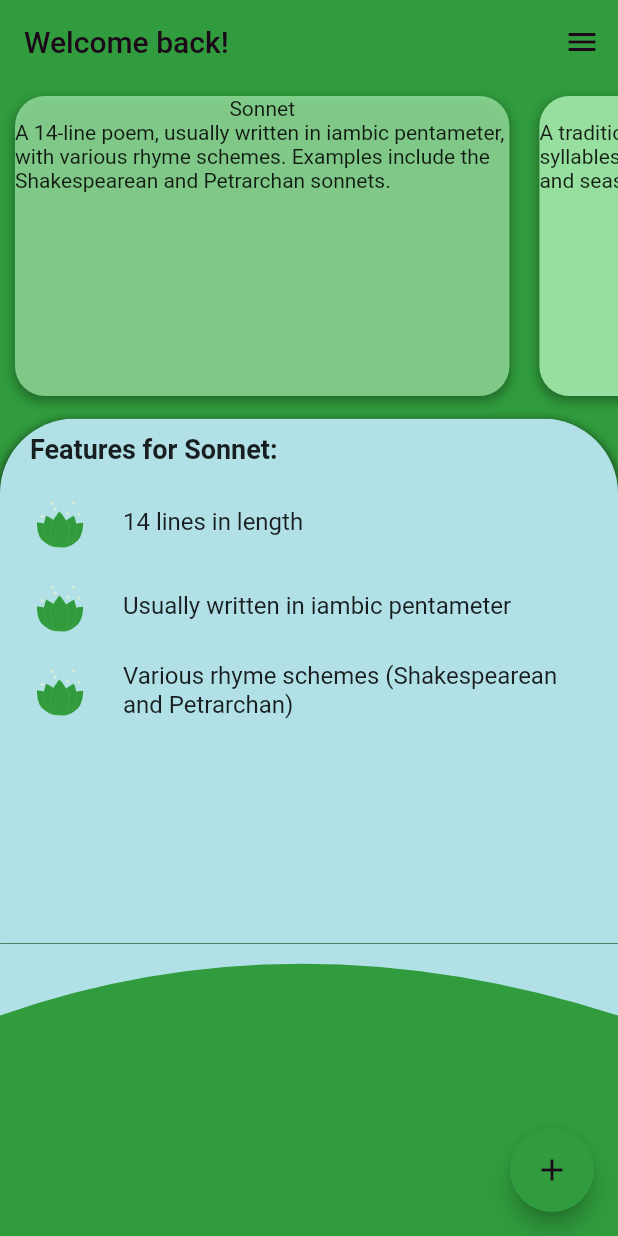
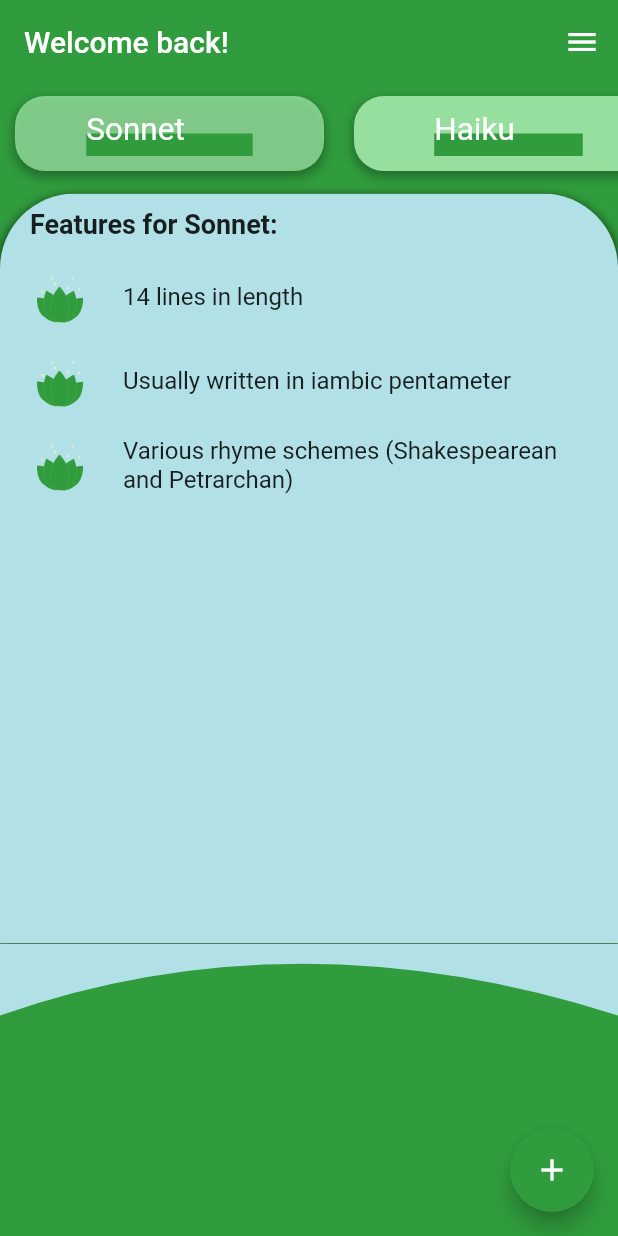
Before and after one commit to anujyadav140/Poetry-AI, a Flutter app: the screen it shows once a user with an empty profile is signed in, after a tap on "Sonnet", on a phone screen of 412 x 824 dp. Run offline on Flutter 3.47's test engine with Material 2 defaults, Android fonts, the phone set to English and light mode, and no system bars; our stand-ins replace cloud_firestore, firebase_auth, firebase_core, google_sign_in, hive_flutter, lottie and 1 more; accounts and stored records are empty.

Commit message:
styling changes

```diff
--- a/lib/components/color_palette.dart
+++ b/lib/components/color_palette.dart
@@ -2,7 +2,7 @@ import 'package:flutter/material.dart';
 import 'package:hive_flutter/hive_flutter.dart';
 
 class GreenColorTheme {
-  static const Color text = Color.fromRGBO(27, 8, 25, 1);
+  static const Color text = Color.fromRGBO(255, 255, 255, 1);
   static const Color background = Color.fromRGBO(248, 232, 246, 1);
   static const Color primary = Color.fromRGBO(150, 223, 158, 1);
   static const Color secondary = Color.fromRGBO(177, 225, 231, 1);
@@ -12,7 +12,7 @@ class GreenColorTheme {
 }
 
 class PurpleColorTheme {
-  static const Color text = Color.fromRGBO(0, 0, 0, 1);
+  static const Color text = Color.fromRGBO(255, 255, 255, 1);
   static const Color background = Color.fromRGBO(75, 73, 219, 1);
   static const Color primary = Color.fromRGBO(169, 126, 169, 1);
   static const Color secondary = Color.fromRGBO(235, 224, 230, 1);
@@ -43,7 +43,7 @@ class ColorTheme {
     } else if (color == "Classic") {
       return ClassicColorTheme.text;
     } else {
-      return Colors.black; // Return a default color if no theme is selected
+      return Colors.black;
     }
   }
 
@@ -56,7 +56,7 @@ class ColorTheme {
     } else if (color == "Classic") {
       return ClassicColorTheme.background;
     } else {
-      return Colors.white; // Return a default color if no theme is selected
+      return Colors.white;
     }
   }
 
@@ -69,7 +69,7 @@ class ColorTheme {
     } else if (color == "Classic") {
       return ClassicColorTheme.primary;
     } else {
-      return Colors.blue; // Return a default color if no theme is selected
+      return Colors.blue;
     }
   }
 
@@ -82,7 +82,7 @@ class ColorTheme {
     } else if (color == "Classic") {
       return ClassicColorTheme.secondary;
     } else {
-      return Colors.red; // Return a default color if no theme is selected
+      return Colors.red;
     }
   }
 
@@ -95,7 +95,7 @@ class ColorTheme {
     } else if (color == "Classic") {
       return ClassicColorTheme.background;
     } else {
-      return Colors.indigo; // Return a default color if no theme is selected
+      return Colors.indigo;
     }
   }
 
--- a/lib/components/template_card.dart
+++ b/lib/components/template_card.dart
@@ -87,6 +87,8 @@ class PoetryTypesData {
 class Template extends StatelessWidget {
   final Color templateBoxColor;
   final Color templateSplashColor;
+  final Color templateUnderlineColor;
+  final Color templateFontColor;
   final String name;
   final bool isSelected;
   final String description;
@@ -96,6 +98,8 @@ class Template extends StatelessWidget {
     super.key,
     required this.templateBoxColor,
     required this.templateSplashColor,
+    required this.templateFontColor,
+    required this.templateUnderlineColor,
     required this.name,
     required this.description,
     required this.onTap,
@@ -131,12 +135,29 @@ class Template extends StatelessWidget {
             ],
           ),
           child: SizedBox(
-            height: 200,
-            width: MediaQuery.of(context).size.width * 0.8,
+            height: 50,
+            width: MediaQuery.of(context).size.width * 0.5,
             child: Column(
+              mainAxisAlignment: MainAxisAlignment.center,
+              crossAxisAlignment: CrossAxisAlignment.center,
               children: [
-                Text(name),
-                Text(description),
+                Stack(
+                  children: [
+                    Padding(
+                      padding: const EdgeInsets.only(top: 15.0),
+                      child: Container(
+                        height: 15,
+                        width: calculateContainerWidth(name, context),
+                        color: templateUnderlineColor,
+                      ),
+                    ),
+                    Text(
+                      name,
+                      style: TextStyle(fontSize: 21, color: templateFontColor),
+                    ),
+                  ],
+                ),
+                // Text(description),
               ],
             ),
           ),
@@ -145,3 +166,16 @@ class Template extends StatelessWidget {
     );
   }
 }
+
+double calculateContainerWidth(String text, BuildContext context) {
+  final textSpan = TextSpan(text: text, style: const TextStyle(fontSize: 21));
+  final textPainter = TextPainter(
+    text: textSpan,
+    textDirection: TextDirection.ltr,
+  );
+  textPainter.layout();
+  final textWidth = textPainter.width;
+  final screenWidth = MediaQuery.of(context).size.width;
+  return textWidth +
+      screenWidth * 0.11; // You can adjust the multiplier as needed
+}
--- a/lib/main.dart
+++ b/lib/main.dart
@@ -2,7 +2,6 @@ import 'package:firebase_core/firebase_core.dart';
 import 'package:flutter/material.dart';
 import 'package:hive_flutter/hive_flutter.dart';
 import 'package:poetry_ai/firebase_options.dart';
-import 'package:poetry_ai/pages/home_page.dart';
 import 'package:poetry_ai/services/authentication/auth_gate.dart';
 import 'package:poetry_ai/services/authentication/auth_service.dart';
 import 'package:provider/provider.dart';
--- a/lib/pages/home_page.dart
+++ b/lib/pages/home_page.dart
@@ -216,6 +216,8 @@ class _HomePageState extends State<HomePage>
                     Template(
                       templateBoxColor: ColorTheme.primary(themeValue),
                       templateSplashColor: ColorTheme.secondary(themeValue),
+                      templateUnderlineColor: ColorTheme.accent(themeValue),
+                      templateFontColor: ColorTheme.text(themeValue),
                       name: PoetryTypesData.poetryTypes[i].name,
                       description: PoetryTypesData.poetryTypes[i].description,
                       onTap: () => onTapTemplate(i),
@@ -225,7 +227,7 @@ class _HomePageState extends State<HomePage>
               ),
               SizedBox(
                 width: double.infinity,
-                height: 350,
+                height: 500,
                 child: Container(
                   decoration: BoxDecoration(
                     borderRadius: const BorderRadius.only(
--- a/lib/pages/login_page.dart
+++ b/lib/pages/login_page.dart
@@ -1,6 +1,5 @@
 import 'package:flutter/material.dart';
 import 'package:hive_flutter/hive_flutter.dart';
-import 'package:poetry_ai/components/color_palette.dart';
 import 'package:poetry_ai/components/my_button.dart';
 import 'package:poetry_ai/components/my_textfield.dart';
 import 'package:poetry_ai/services/authentication/auth_service.dart';
```
